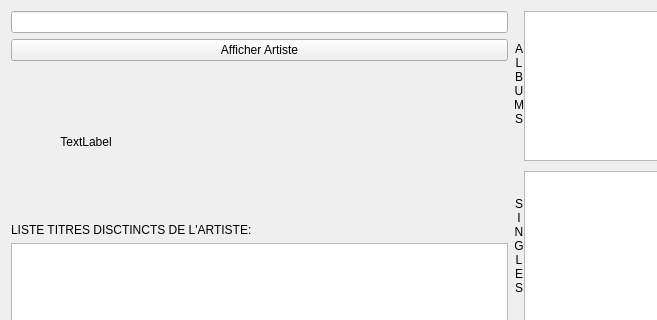
Before: the Qt Designer form projet-musique/core/ongletartiste.ui in toopoormaghell/projet-musique, drawn with Qt 5; both pictures show x 0 to 657 and y 0 to 320 of the 1022 by 751 pixel window.
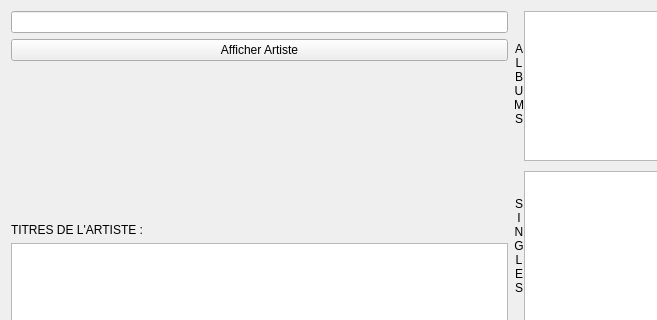
After: the same form once the commit is applied.

```diff
--- a/projet-musique/core/ongletartiste.ui
+++ b/projet-musique/core/ongletartiste.ui
@@ -41,7 +41,7 @@
         </size>
        </property>
        <property name="text">
-        <string>TextLabel</string>
+        <string/>
        </property>
        <property name="alignment">
         <set>Qt::AlignCenter</set>
@@ -51,7 +51,7 @@
      <item>
       <widget class="QLabel" name="label_5">
        <property name="text">
-        <string>LISTE TITRES DISCTINCTS DE L'ARTISTE:</string>
+        <string>TITRES DE L'ARTISTE :</string>
        </property>
       </widget>
      </item>
```
Left out of the diff: 2 changed lines with no effect on the pictures.
